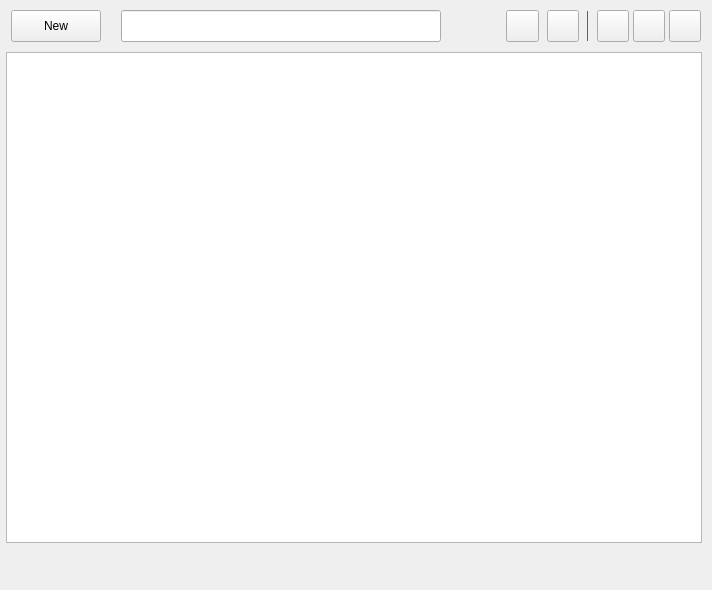
Old version of the form src/plugins/ukui-notebook/widget.ui in the repository ukui/ukui-sidebar.
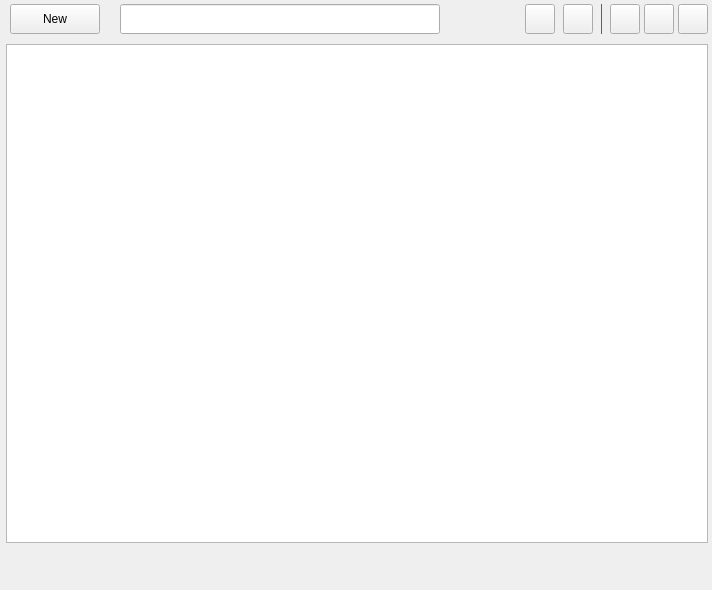
New version of the form. Icons and pictures are not drawn. Custom widgets are drawn as their Qt base class.

Commit message: Adjust button spacing

```diff
--- a/src/plugins/ukui-notebook/widget.ui
+++ b/src/plugins/ukui-notebook/widget.ui
@@ -36,10 +36,10 @@
     <number>6</number>
    </property>
    <property name="topMargin">
-    <number>10</number>
+    <number>4</number>
    </property>
    <property name="rightMargin">
-    <number>10</number>
+    <number>4</number>
    </property>
    <property name="bottomMargin">
     <number>17</number>
@@ -65,13 +65,13 @@
          <property name="minimumSize">
           <size>
            <width>90</width>
-           <height>32</height>
+           <height>30</height>
           </size>
          </property>
          <property name="maximumSize">
           <size>
            <width>90</width>
-           <height>32</height>
+           <height>30</height>
           </size>
          </property>
          <property name="cursor">
@@ -103,13 +103,13 @@
          <property name="minimumSize">
           <size>
            <width>320</width>
-           <height>32</height>
+           <height>30</height>
           </size>
          </property>
          <property name="maximumSize">
           <size>
            <width>320</width>
-           <height>32</height>
+           <height>30</height>
           </size>
          </property>
          <property name="styleSheet">
@@ -117,6 +117,19 @@
          </property>
         </widget>
        </item>
+       <item>
+        <spacer name="horizontalSpacer">
+         <property name="orientation">
+          <enum>Qt::Horizontal</enum>
+         </property>
+         <property name="sizeHint" stdset="0">
+          <size>
+           <width>40</width>
+           <height>20</height>
+          </size>
+         </property>
+        </spacer>
+       </item>
       </layout>
      </item>
      <item>
@@ -131,14 +144,14 @@
         <widget class="QPushButton" name="trashButton">
          <property name="minimumSize">
           <size>
-           <width>32</width>
-           <height>32</height>
+           <width>30</width>
+           <height>30</height>
           </size>
          </property>
          <property name="maximumSize">
           <size>
-           <width>33</width>
-           <height>32</height>
+           <width>30</width>
+           <height>30</height>
           </size>
          </property>
          <property name="cursor">
@@ -169,14 +182,14 @@
         <widget class="QPushButton" name="viewChangeButton">
          <property name="minimumSize">
           <size>
-           <width>32</width>
-           <height>32</height>
+           <width>30</width>
+           <height>30</height>
           </size>
          </property>
          <property name="maximumSize">
           <size>
-           <width>32</width>
-           <height>32</height>
+           <width>30</width>
+           <height>30</height>
           </size>
          </property>
          <property name="styleSheet">
@@ -226,14 +239,14 @@
         <widget class="QToolButton" name="menuBtn">
          <property name="minimumSize">
           <size>
-           <width>32</width>
-           <height>32</height>
+           <width>30</width>
+           <height>30</height>
           </size>
          </property>
          <property name="maximumSize">
           <size>
-           <width>32</width>
-           <height>32</height>
+           <width>30</width>
+           <height>30</height>
           </size>
          </property>
          <property name="text">
@@ -245,14 +258,14 @@
         <widget class="QPushButton" name="pushButton_Mini">
          <property name="minimumSize">
           <size>
-           <width>32</width>
-           <height>32</height>
+           <width>30</width>
+           <height>30</height>
           </size>
          </property>
          <property name="maximumSize">
           <size>
-           <width>32</width>
-           <height>32</height>
+           <width>30</width>
+           <height>30</height>
           </size>
          </property>
          <property name="styleSheet">
@@ -267,14 +280,14 @@
         <widget class="QPushButton" name="pushButton_Exit">
          <property name="minimumSize">
           <size>
-           <width>32</width>
-           <height>32</height>
+           <width>30</width>
+           <height>30</height>
           </size>
          </property>
          <property name="maximumSize">
           <size>
-           <width>32</width>
-           <height>32</height>
+           <width>30</width>
+           <height>30</height>
           </size>
          </property>
          <property name="styleSheet">
```
